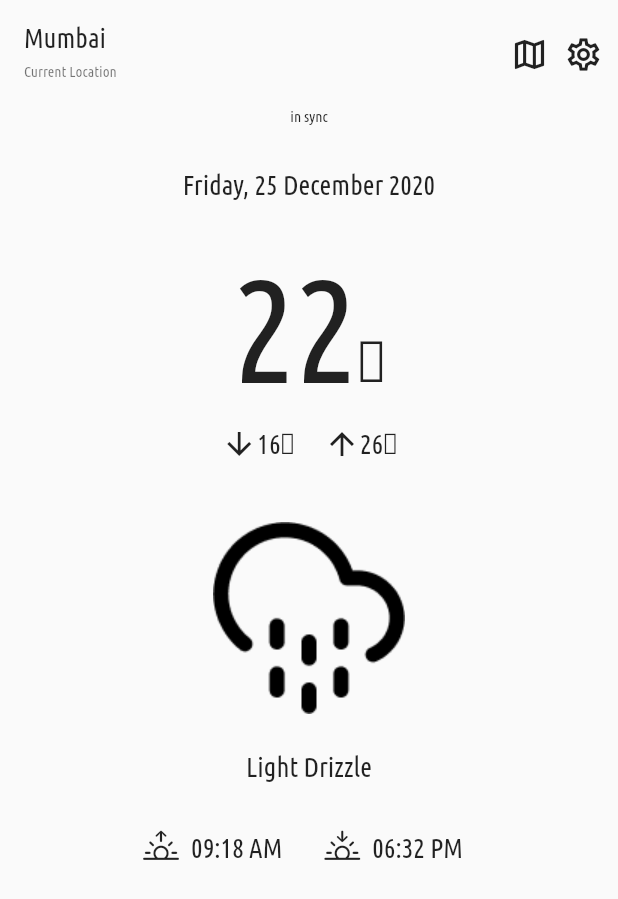
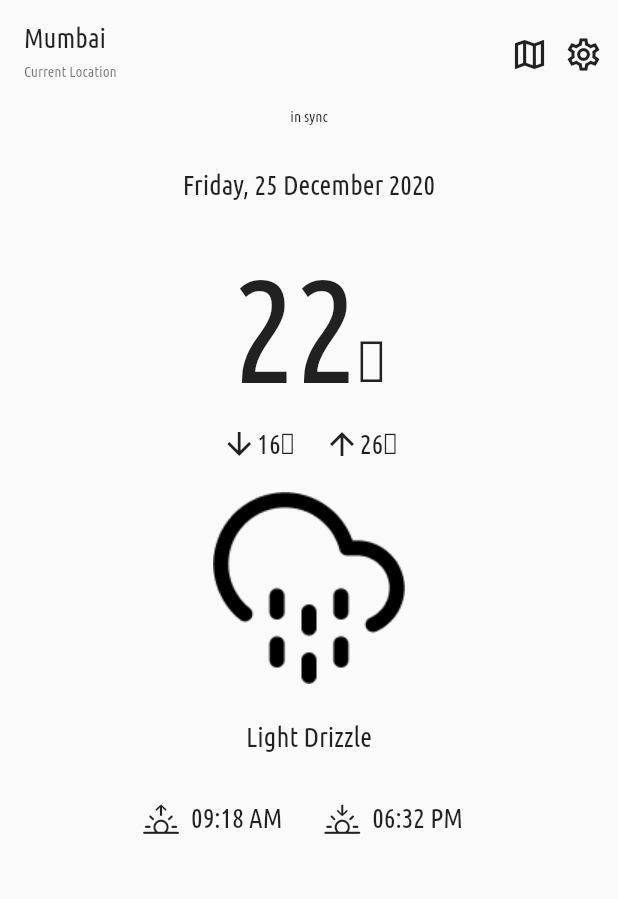
Before and after one commit to angga-fehung/weather_forecasts, a Flutter app: the screen it shows after launch, on a phone screen of 412 x 824 dp. Shown: the top 899 px of the screen. Run offline on Flutter 3.47's test engine with Material 2 defaults, Android fonts, the phone set to English and light mode, and no system bars.

Commit message:
feat: Home

```diff
--- a/lib/home.dart
+++ b/lib/home.dart
@@ -34,26 +34,10 @@ class HomeScreen extends StatelessWidget {
                   ),
                   Row(
                     children: [
-                      InkWell(
-                        onTap: () {},
-                        child: const Icon(
-                          Icons.map_outlined,
-                          size: 26,
-                        ),
-                      ),
-                      const SizedBox(
-                        width: 10,
-                      ),
-                      InkWell(
-                        onTap: () {},
-                        child: const Icon(
-                          Icons.settings_outlined,
-                          size: 26,
-                        ),
-                      ),
-                      const SizedBox(
-                        width: 10,
-                      ),
+                      _buildIcon(Icons.map_outlined),
+                      const SizedBox(width: 10),
+                      _buildIcon(Icons.settings_outlined),
+                      const SizedBox(width: 10),
                     ],
                   ),
                 ],
@@ -62,27 +46,50 @@ class HomeScreen extends StatelessWidget {
             Center(
               child: Column(
                 children: [
-                  const Text(
-                    'in sync',
+                  _buildText('in sync', 10),
+                  const SizedBox(height: 30),
+                  _buildText('Friday, 25 December 2020', 18),
+                  const SizedBox(height: 30),
+                  _buildTemperature(),
+                  const SizedBox(height: 10),
+                  _buildTemperatureRange(),
+                  const SizedBox(height: 20),
+                  Image.asset('assets/img/drizzle.png'),
+                  const SizedBox(height: 25),
+                  _buildText('Light Drizzle', 18),
+                  const SizedBox(height: 25),
+                  _buildSunriseSunset(),
+                ],
+              ),
+            ),
+          ],
+        ),
+      ),
+    );
+  }
+
+  Widget _buildIcon(IconData icon) {
+    return InkWell(
+      onTap: () {},
+      child: Icon(
+        icon,
+        size: 26,
+      ),
+    );
+  }
+
+  Widget _buildText(String text, double fontSize) {
+    return Text(
+      text,
       style: TextStyle(
         fontFamily: 'UbuntuCondensed',
-                      fontSize: 10,
+        fontSize: fontSize,
       ),
-                  ),
-                  const SizedBox(
-                    height: 30,
-                  ),
-                  const Text(
-                    'Friday, 25 December 2020',
-                    style: TextStyle(
-                      fontFamily: 'UbuntuCondensed',
-                      fontSize: 18,
-                    ),
-                  ),
-                  const SizedBox(
-                    height: 30,
-                  ),
-                  const Row(
+    );
+  }
+
+  Widget _buildTemperature() {
+    return const Row(
       mainAxisAlignment: MainAxisAlignment.center,
       crossAxisAlignment: CrossAxisAlignment.baseline,
       textBaseline: TextBaseline.alphabetic,
@@ -102,11 +109,11 @@ class HomeScreen extends StatelessWidget {
           ),
         ),
       ],
-                  ),
-                  const SizedBox(
-                    height: 10,
-                  ),
-                  const Row(
+    );
+  }
+
+  Widget _buildTemperatureRange() {
+    return const Row(
       mainAxisAlignment: MainAxisAlignment.center,
       crossAxisAlignment: CrossAxisAlignment.baseline,
       textBaseline: TextBaseline.alphabetic,
@@ -121,9 +128,7 @@ class HomeScreen extends StatelessWidget {
                 fontSize: 18,
               ),
             ),
-                          SizedBox(
-                            width: 20,
-                          ),
+            SizedBox(width: 20),
             Icon(Icons.arrow_upward_sharp),
             Text(
               '26℃',
@@ -135,33 +140,16 @@ class HomeScreen extends StatelessWidget {
           ],
         ),
       ],
-                  ),
-                  const Padding(
-                    padding: EdgeInsets.fromLTRB(0, 20, 0, 20),
-                  ),
-                  Image.asset(
-                    'assets/img/drizzle.png',
-                  ),
-                  const SizedBox(
-                    height: 25,
-                  ),
-                  const Text(
-                    'Light Drizzle',
-                    style:
-                        TextStyle(fontFamily: 'UbuntuCondensed', fontSize: 18),
-                  ),
-                  const SizedBox(
-                    height: 25,
-                  ),
-                  const Row(
+    );
+  }
+
+  Widget _buildSunriseSunset() {
+    return const Row(
       mainAxisAlignment: MainAxisAlignment.center,
       crossAxisAlignment: CrossAxisAlignment.baseline,
       textBaseline: TextBaseline.alphabetic,
       children: [
         Row(
-                        mainAxisAlignment: MainAxisAlignment.center,
-                        crossAxisAlignment: CrossAxisAlignment.baseline,
-                        textBaseline: TextBaseline.alphabetic,
           children: [
             Icon(CupertinoIcons.sunrise),
             Padding(
@@ -174,9 +162,7 @@ class HomeScreen extends StatelessWidget {
                 ),
               ),
             ),
-                          SizedBox(
-                            width: 20,
-                          ),
+            SizedBox(width: 20),
             Icon(CupertinoIcons.sunset),
             Padding(
               padding: EdgeInsets.all(8.0),
@@ -191,13 +177,6 @@ class HomeScreen extends StatelessWidget {
           ],
         ),
       ],
-                  ),
-                ],
-              ),
-            ),
-          ],
-        ),
-      ),
     );
   }
 }
```
Lines whose indentation alone changed are shown as unchanged.
